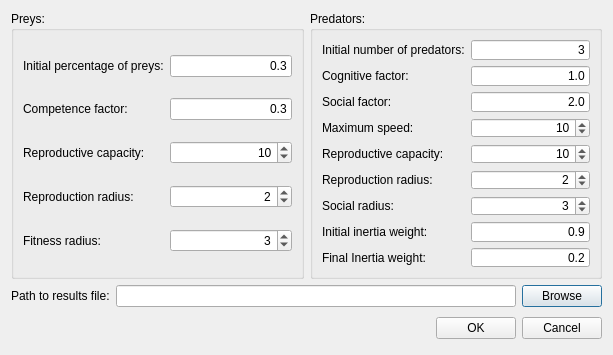
Old version of the form localsettingsdialog.ui in the repository mariomartinezm/QtCaPso.
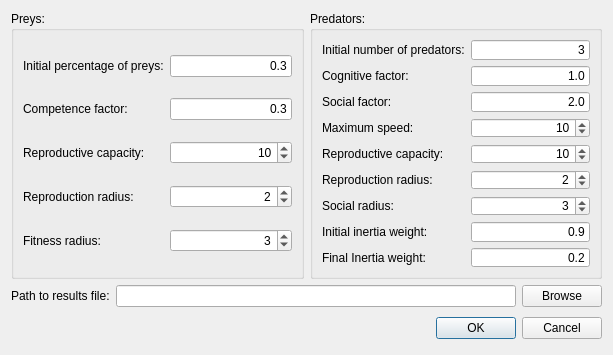
New version of the form.

Commit message:
Fix a bug in the tab order localSettingsDialog
- Also set the Ok button as the default button for the dialog.

Patch:
```diff
--- a/localsettingsdialog.ui
+++ b/localsettingsdialog.ui
@@ -348,6 +348,9 @@
          <property name="text">
           <string>OK</string>
          </property>
+         <property name="default">
+          <bool>true</bool>
+         </property>
         </widget>
        </item>
        <item>
```
Left out of the diff: 20 changed lines with no effect on the pictures.
